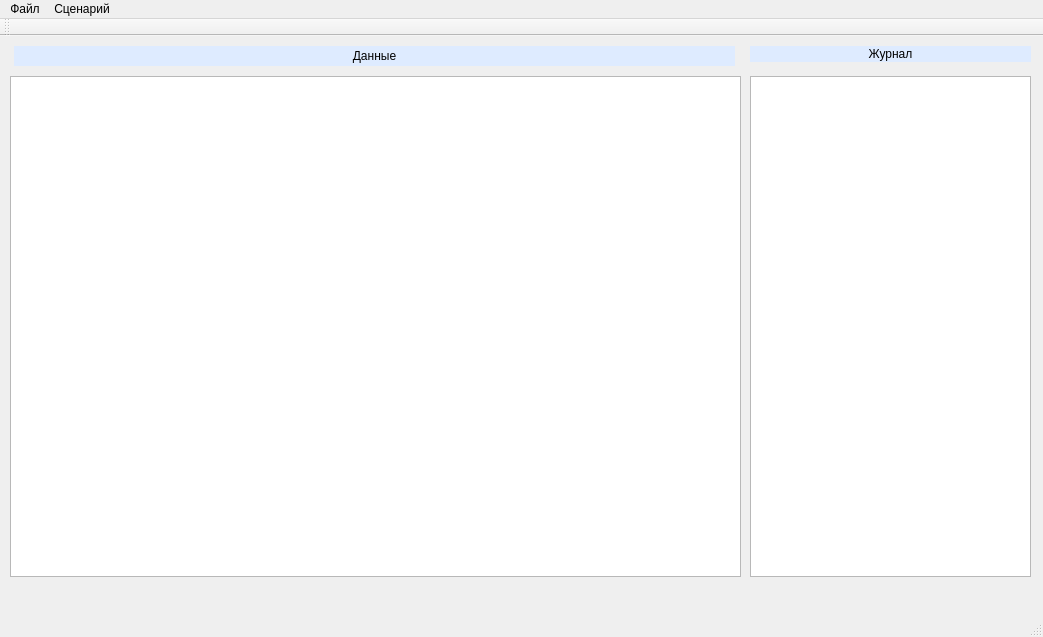
The window that mainwindow.ui (sas26031962/TextControl0) describes before a commit, drawn with Qt 5.
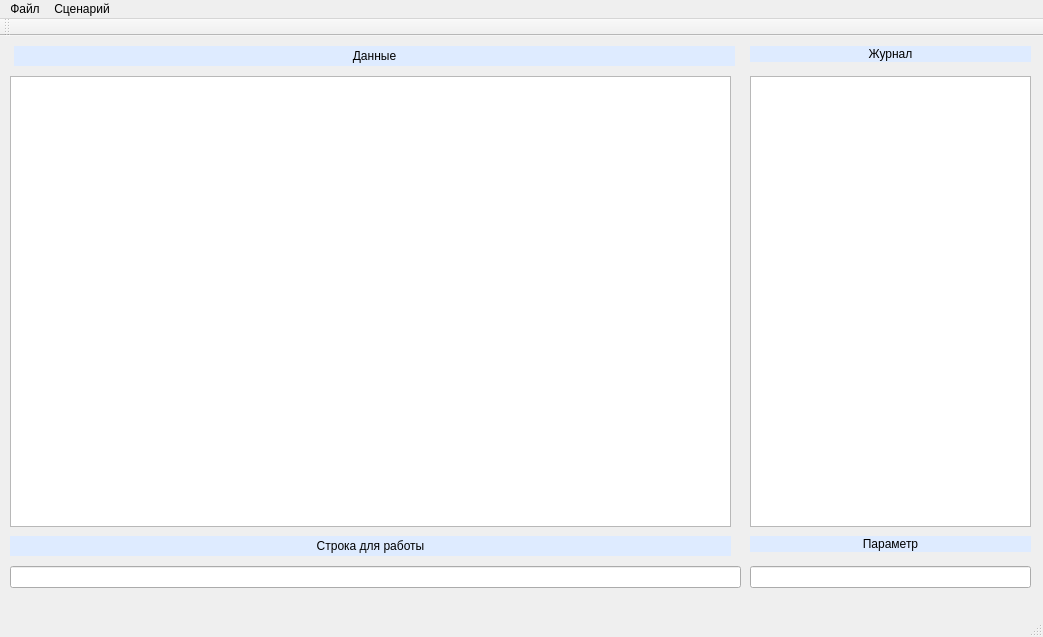
The same window after the commit.

Commit message: Добавление полей Рабочая строка и Параметр. Реализация функциональности обмена слов

```diff
--- a/mainwindow.ui
+++ b/mainwindow.ui
@@ -19,8 +19,8 @@
      <rect>
       <x>10</x>
       <y>40</y>
-      <width>731</width>
-      <height>501</height>
+      <width>721</width>
+      <height>451</height>
      </rect>
     </property>
    </widget>
@@ -30,7 +30,7 @@
       <x>750</x>
       <y>40</y>
       <width>281</width>
-      <height>501</height>
+      <height>451</height>
      </rect>
     </property>
    </widget>
@@ -72,6 +72,64 @@
      <set>Qt::AlignCenter</set>
     </property>
    </widget>
+   <widget class="QLineEdit" name="lineEditData">
+    <property name="geometry">
+     <rect>
+      <x>10</x>
+      <y>530</y>
+      <width>731</width>
+      <height>22</height>
+     </rect>
+    </property>
+   </widget>
+   <widget class="QLineEdit" name="LineEditParameter">
+    <property name="geometry">
+     <rect>
+      <x>750</x>
+      <y>530</y>
+      <width>281</width>
+      <height>22</height>
+     </rect>
+    </property>
+   </widget>
+   <widget class="QLabel" name="labelOptrationCaption">
+    <property name="geometry">
+     <rect>
+      <x>10</x>
+      <y>500</y>
+      <width>721</width>
+      <height>20</height>
+     </rect>
+    </property>
+    <property name="styleSheet">
+     <string notr="true">background-color: rgb(222, 235, 255);</string>
+    </property>
+    <property name="text">
+     <string>Строка для работы</string>
+    </property>
+    <property name="alignment">
+     <set>Qt::AlignCenter</set>
+    </property>
+   </widget>
+   <widget class="QLabel" name="labelParameterCaption">
+    <property name="geometry">
+     <rect>
+      <x>750</x>
+      <y>500</y>
+      <width>281</width>
+      <height>16</height>
+     </rect>
+    </property>
+    <property name="styleSheet">
+     <string notr="true">background-color: rgb(222, 235, 255);</string>
+    </property>
+    <property name="text">
+     <string>Параметр</string>
+    </property>
+    <property name="alignment">
+     <set>Qt::AlignCenter</set>
+    </property>
+   </widget>
   </widget>
   <widget class="QMenuBar" name="menuBar">
    <property name="geometry">
```
The commit also changes 4 other files.
